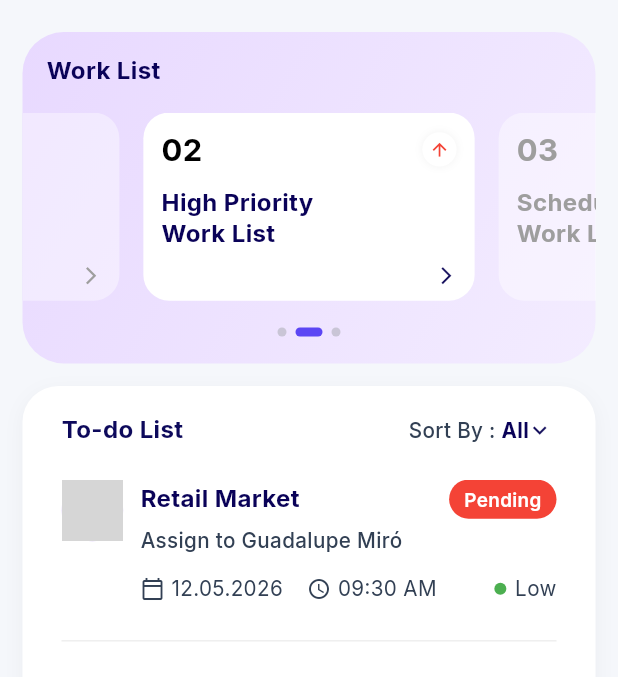
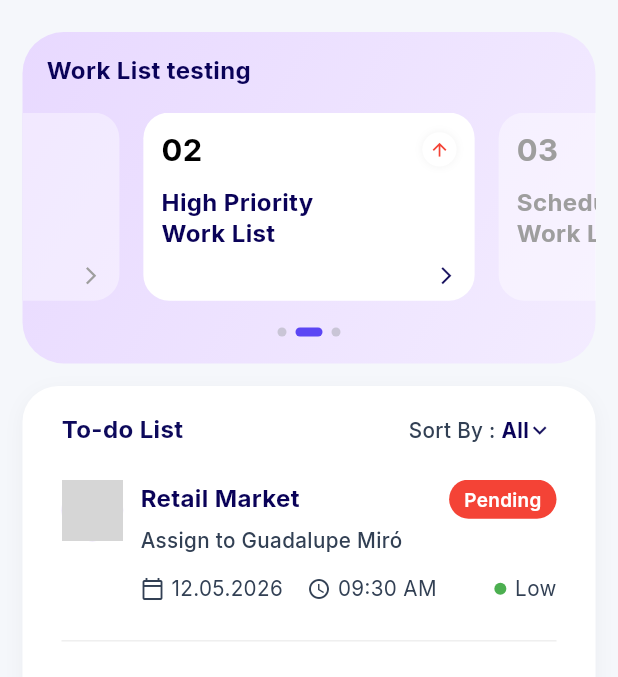
Before and after one commit to taskalert-io/taskalert_app, a Flutter app: the HomeScreen screen opened directly, on a phone screen of 412 x 824 dp, the part 67-744 px from its top. Run offline on Flutter 3.47's test engine with Material 3 defaults, Android fonts, the phone set to English and light mode, and no system bars; our stand-ins replace country_code_picker, dropdown_button2, flutter_screenutil, flutter_secure_storage, google_fonts, shared_preferences and 1 more; accounts and stored records are empty; network calls fail; grey boxes are pictures that could not be loaded.

Commit message:
just testing

```diff
--- a/lib/screens/HomeScreen.dart
+++ b/lib/screens/HomeScreen.dart
@@ -118,7 +118,7 @@ class HomeScreenState extends State<HomeScreen> {
 
                           children: [
                             Text(
-                              "Work List",
+                              "Work List testing",
                               style: GoogleFonts.inter(
                                 fontSize: 14.sp,
                                 fontWeight: FontWeight.w700,
```
